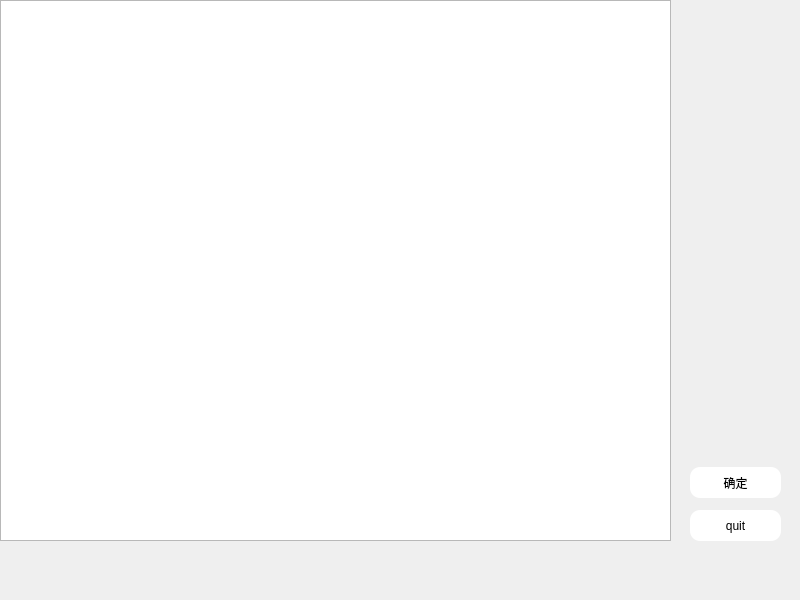
Qt form demo1/disease.ui (KeviaWang/work) before a commit.
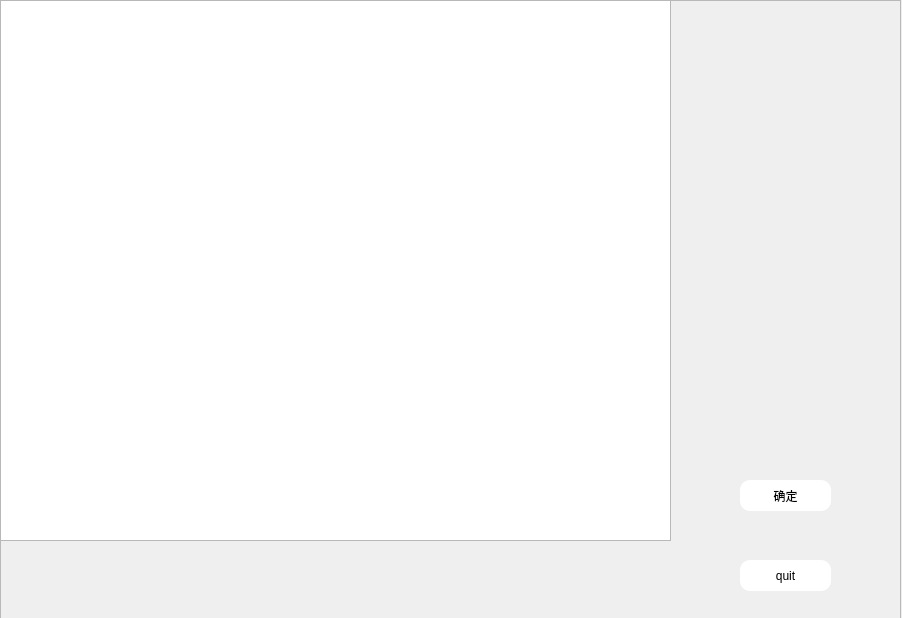
The same form after that commit. Icons and pictures are not drawn.

What changed in the file:
```diff
--- a/demo1/disease.ui
+++ b/demo1/disease.ui
@@ -6,8 +6,8 @@
    <rect>
     <x>0</x>
     <y>0</y>
-    <width>800</width>
-    <height>600</height>
+    <width>902</width>
+    <height>618</height>
    </rect>
   </property>
   <property name="windowTitle">
@@ -16,24 +16,24 @@
   <property name="styleSheet">
    <string notr="true">#disease{border-image: url(:/back/蓝色渐变.jpg);}</string>
   </property>
-  <widget class="QPushButton" name="pushButton">
+  <widget class="QFrame" name="frame">
    <property name="geometry">
     <rect>
-     <x>690</x>
-     <y>510</y>
-     <width>91</width>
-     <height>31</height>
+     <x>0</x>
+     <y>0</y>
+     <width>901</width>
+     <height>631</height>
     </rect>
    </property>
    <property name="styleSheet">
-    <string notr="true">#pushButton{border-radius:10px;}
-#pushButton{background-color: rgb(255, 255, 255);}
-</string>
+    <string notr="true">#frame{border-image: url(:/new/prefix1/back/蓝色渐变.jpg);}</string>
    </property>
-   <property name="text">
-    <string>quit</string>
+   <property name="frameShape">
+    <enum>QFrame::StyledPanel</enum>
    </property>
-  </widget>
+   <property name="frameShadow">
+    <enum>QFrame::Raised</enum>
+   </property>
   <widget class="QTableWidget" name="tableWidget">
    <property name="geometry">
     <rect>
@@ -47,8 +47,8 @@
   <widget class="QPushButton" name="pushButton_2">
    <property name="geometry">
     <rect>
-     <x>690</x>
-     <y>467</y>
+      <x>740</x>
+      <y>480</y>
      <width>91</width>
      <height>31</height>
     </rect>
@@ -61,6 +61,25 @@
    <property name="text">
     <string>确定</string>
    </property>
+   </widget>
+   <widget class="QPushButton" name="pushButton">
+    <property name="geometry">
+     <rect>
+      <x>740</x>
+      <y>560</y>
+      <width>91</width>
+      <height>31</height>
+     </rect>
+    </property>
+    <property name="styleSheet">
+     <string notr="true">#pushButton{border-radius:10px;}
+#pushButton{background-color: rgb(255, 255, 255);}
+</string>
+    </property>
+    <property name="text">
+     <string>quit</string>
+    </property>
+   </widget>
   </widget>
  </widget>
  <resources/>
```
Left out of the diff: 2 changed lines with no effect on the pictures. Lines whose indentation alone changed are shown as unchanged.
